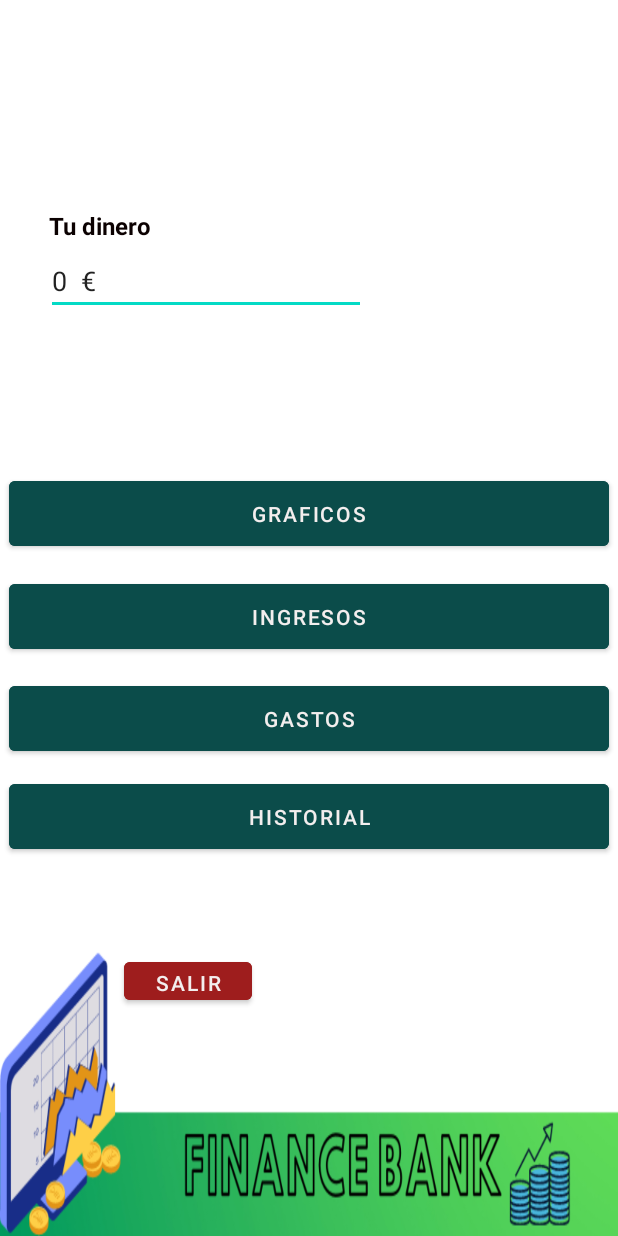
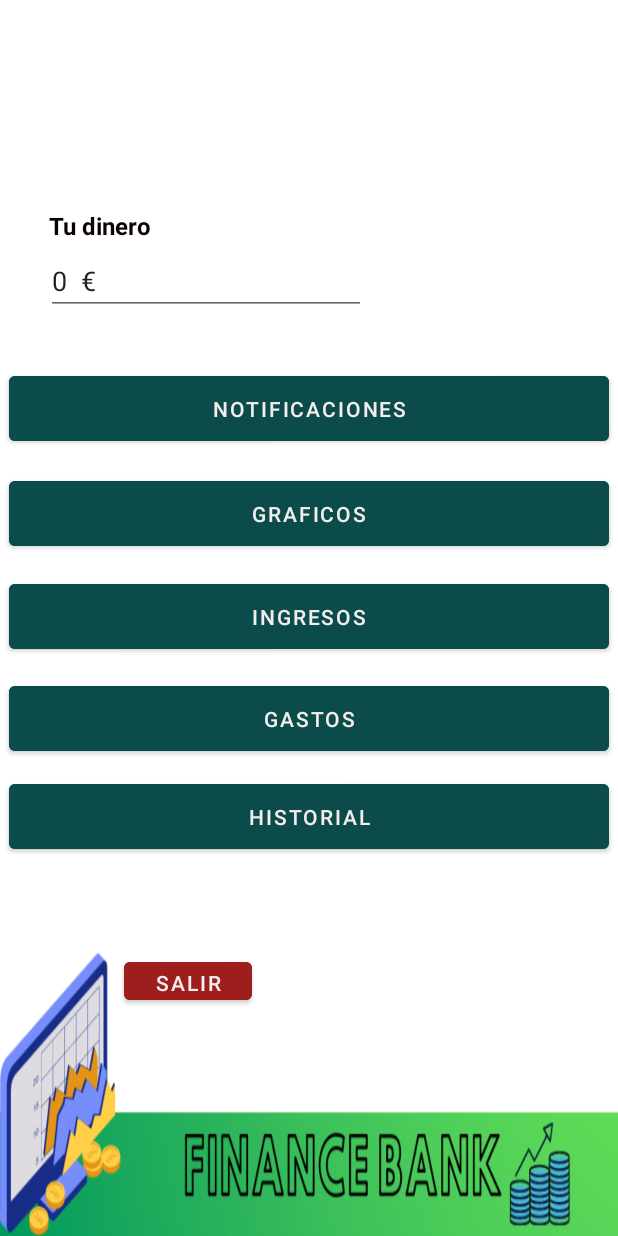
Before and after one commit to alfonsopizarro/Financebank, an Android app: the pantallaprincipal screen opened directly, with no data from a screen before it, on a phone screen of 412 x 824 dp. Run offline under Robolectric (Android 15) with nearby library versions, the light colour scheme and no system bars.

Commit message:
cambios grandes
tablas, notificaciones,diseño

```diff
--- a/app/src/main/AndroidManifest.xml
+++ b/app/src/main/AndroidManifest.xml
@@ -28,6 +28,9 @@
             android:name=".graficos"
             android:exported="true" />
         <activity
+            android:name=".notificaciones"
+            android:exported="true" />
+        <activity
             android:name=".MainActivity"
             android:exported="true">
             <intent-filter>
--- a/app/src/main/java/com/example/financebank/AdminSQLiteHelper.kt
+++ b/app/src/main/java/com/example/financebank/AdminSQLiteHelper.kt
@@ -21,6 +21,12 @@ class AdminSQLiteHelper (context: Context, name: String, factory: CursorFactory?
                 "esIngreso" + " BOOLEAN NOT NULL, " +
                 "cantidad" + " Int NOT NULL);"
         );
+        db.execSQL(" CREATE TABLE " + "notificaciones" + " (" +
+                "email" + " TEXT NOT NULL, " +
+                "ID" + " INTEGER PRIMARY KEY AUTOINCREMENT, " +
+                "texto" + " TEXT NOT NULL, " +
+                "cantidad" + " Int NOT NULL);"
+        );
 
     }
 
--- a/app/src/main/java/com/example/financebank/MainActivity.kt
+++ b/app/src/main/java/com/example/financebank/MainActivity.kt
@@ -37,6 +37,8 @@ class MainActivity : AppCompatActivity() {
 
                 //investigar como pasar nombre a clase pantallaprincipal  val nombre = fila.getString(0)
                 val intent= Intent(this,pantallaprincipal::class.java)
+                intent.putExtra("nombre",fila.getString(0))
+                intent.putExtra("email",fila.getString(1))
                 startActivity(intent)
             } else
                 Toast.makeText(this, "Usuario o contraseña incorrecto",  Toast.LENGTH_SHORT).show()
--- a/app/src/main/java/com/example/financebank/pantallaprincipal.kt
+++ b/app/src/main/java/com/example/financebank/pantallaprincipal.kt
@@ -3,16 +3,22 @@ package com.example.financebank
 
 
 import android.content.Intent
+import android.database.sqlite.SQLiteDatabase
 import android.os.Bundle
 import android.widget.Toast
 import androidx.appcompat.app.AppCompatActivity
+import androidx.core.app.NotificationCompat
 import kotlinx.android.synthetic.main.activity_historial.*
 import kotlinx.android.synthetic.main.activity_main.*
+import kotlinx.android.synthetic.main.activity_notificaciones.*
 import kotlinx.android.synthetic.main.activity_pantalla_principal.*
 import kotlinx.android.synthetic.main.activity_registroactivity.*
+import android.app.NotificationManager
+import android.content.Context
 
 
 class pantallaprincipal: AppCompatActivity() {
+    lateinit var notificationManager: NotificationManager
     override fun onCreate(savedInstanceState: Bundle?) {
         super.onCreate(savedInstanceState)
         setContentView(R.layout.activity_pantalla_principal)
@@ -24,39 +30,93 @@ class pantallaprincipal: AppCompatActivity() {
         )
         toast3.show()
 
+        val extras = intent.extras
+        var email = ""
+        if (extras != null) {
+            val nombre = extras.getString("nombre")
+            bienvenidonombre.setText("Bienvenido "+ nombre)
+            email = extras.getString("email").toString()
+
+        }
 
         botongraficos.setOnClickListener {
             val intent = Intent(this, graficos::class.java)
+            intent.putExtra("email",email)
             startActivity(intent)
         }
 
         botoningresos.setOnClickListener {
             val intent = Intent(this, ingresos::class.java)
+            intent.putExtra("email",email)
             startActivity(intent)
         }
 
         botongastos.setOnClickListener {
             val intent = Intent(this, gastos::class.java)
+            intent.putExtra("email",email)
+            startActivity(intent)
+        }
+        botonotificaciones.setOnClickListener {
+            val intent = Intent(this, notificaciones::class.java)
+            intent.putExtra("email",email)
             startActivity(intent)
         }
 
         botonhistorial.setOnClickListener {
             val intent = Intent(this, historial::class.java)
+            intent.putExtra("email",email)
             startActivity(intent)
         }
 
         botonsalirpantallaprincipal.setOnClickListener {
-            onPause();onStop();finish();{
+            onPause();onStop();finish();onDestroy()
         }
-        }
-        //intentando llamar al nombre para usarlo
+
 
         val admin = AdminSQLiteHelper(this, "FinanceBank", null, 1)
         val bd = admin.readableDatabase
+        val dinerototal = escribir_Dinero(bd, email)
+
+        create_Notifications(bd, email, dinerototal)
+
+    }
+
+    private fun create_Notifications(
+        bd: SQLiteDatabase,
+        email: String,
+        dinerototal: Int
+    ) {
+        val notificaciones =
+            bd.rawQuery("select texto,cantidad from notificaciones WHERE  email='${email}'", null)
+        while (notificaciones.moveToNext()) {
+            if (dinerototal < notificaciones.getInt(1)) {
+                var builder = NotificationCompat.Builder(this)
+                    .setSmallIcon(R.drawable.ic_launcher_foreground)
+                    .setContentTitle("Finance notification")
+                    .setContentText(notificaciones.getString(0))
+                    .setPriority(NotificationCompat.PRIORITY_DEFAULT)
+
+                notificationManager = getSystemService(NOTIFICATION_SERVICE) as NotificationManager
+                notificationManager.notify(1234, builder.build())
+
+            }
+
+
+        }
+    }
+
+
+    private fun escribir_Dinero(bd: SQLiteDatabase, email: String) :Int{
         var ingresos = 0
         var gastos = 0
-        val data_ingresos  = bd.rawQuery("select sum(cantidad)from movimientos WHERE esIngreso = TRUE", null)
-        val data_gastos  = bd.rawQuery("select sum(cantidad)from movimientos WHERE esIngreso = FALSE", null)
+        val data_ingresos = bd.rawQuery(
+            "select sum(cantidad)from movimientos WHERE esIngreso  = TRUE and email='${email}'",
+            null
+        )
+        val data_gastos = bd.rawQuery(
+            "select sum(cantidad)from movimientos WHERE esIngreso = FALSE and email='${email}'",
+            null
+        )
         if (data_ingresos.moveToFirst())
             ingresos = ingresos + data_ingresos.getInt(0)
         if (data_gastos.moveToFirst())
@@ -64,5 +124,7 @@ class pantallaprincipal: AppCompatActivity() {
         val saldo = ingresos - gastos
         val total = "$saldo  €"
         dineroactual.setText(total)
-        }
+        return saldo
     }
+
+}
--- a/app/src/main/res/layout/activity_historial.xml
+++ b/app/src/main/res/layout/activity_historial.xml
@@ -41,6 +41,9 @@
             android:ems="10"
             android:foregroundGravity="top"
             android:gravity="top"
+            android:clickable="true"
+            android:focusable="false"
+            android:textIsSelectable="false"
             android:inputType="none"
             android:singleLine="false"
             android:textColor="#090101"
--- a/app/src/main/res/layout/activity_pantalla_principal.xml
+++ b/app/src/main/res/layout/activity_pantalla_principal.xml
@@ -95,8 +95,11 @@
         android:layout_marginTop="82dp"
         android:layout_marginEnd="169dp"
         android:layout_marginBottom="532dp"
+        android:clickable="true"
         android:ems="10"
+        android:focusable="false"
         android:inputType="none"
+        android:textIsSelectable="false"
         app:layout_constraintBottom_toBottomOf="parent"
         app:layout_constraintEnd_toEndOf="parent"
         app:layout_constraintStart_toStartOf="parent"
@@ -120,4 +123,33 @@
         app:layout_constraintStart_toStartOf="parent"
         app:layout_constraintTop_toTopOf="parent" />
 
+    <TextView
+        android:id="@+id/bienvenidonombre"
+        android:layout_width="191dp"
+        android:layout_height="34dp"
+        android:layout_marginStart="228dp"
+        android:layout_marginTop="16dp"
+        android:layout_marginEnd="125dp"
+        android:layout_marginBottom="624dp"
+        app:layout_constraintBottom_toBottomOf="parent"
+        app:layout_constraintEnd_toEndOf="parent"
+        app:layout_constraintStart_toStartOf="parent"
+        app:layout_constraintTop_toTopOf="parent" />
+
+    <Button
+        android:id="@+id/botonotificaciones"
+        android:layout_width="400dp"
+        android:layout_height="55dp"
+        android:layout_marginStart="5dp"
+        android:layout_marginTop="162dp"
+        android:layout_marginEnd="6dp"
+        android:layout_marginBottom="442dp"
+        android:backgroundTint="#0B4C4A"
+        android:text="NOTIFICACIONES"
+        android:textColor="#F3EEEE"
+        app:layout_constraintBottom_toBottomOf="parent"
+        app:layout_constraintEnd_toEndOf="parent"
+        app:layout_constraintStart_toStartOf="parent"
+        app:layout_constraintTop_toTopOf="parent" />
+
 </androidx.constraintlayout.widget.ConstraintLayout>
```
Also changed, not shown: app/src/main/java/com/example/financebank/gastos.kt (+9 -0 lines), app/src/main/java/com/example/financebank/graficos.kt (+30 -25 lines), app/src/main/java/com/example/financebank/historial.kt (+9 -1 lines), app/src/main/java/com/example/financebank/ingresos.kt (+10 -0 lines), app/src/main/java/com/example/financebank/notificaciones.kt (added, +64 -0 lines), app/src/main/res/layout/activity_graficos.xml (+0 -48 lines), app/src/main/res/layout/activity_notificaciones.xml (added, +110 -0 lines).
